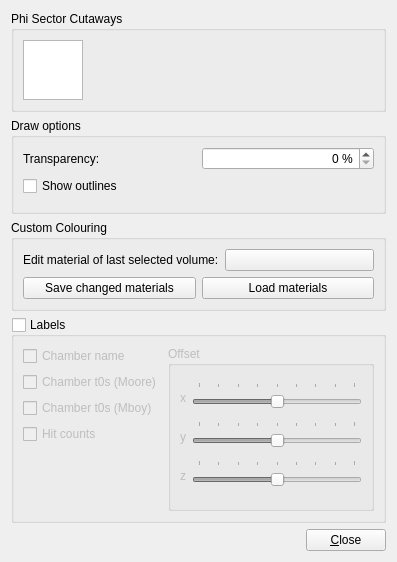
The window that VP1GeometrySystems/src/settings_display_form.ui (efemberg11/GeoModel_rmakhman) describes before a commit, drawn with Qt 5.
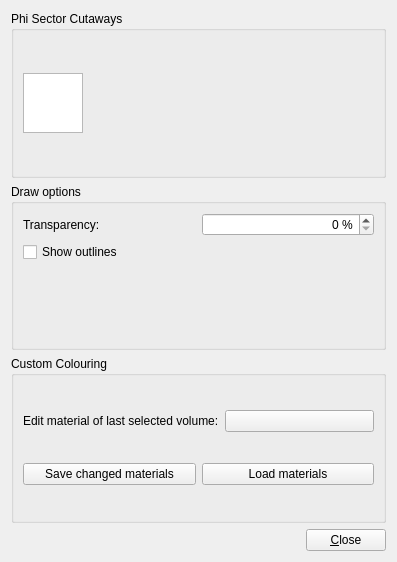
The same window after the commit. Custom widgets are drawn as their Qt base class.

Commit message: Simplification and bugfixes to dialogs

Diff of the .ui file:
```diff
--- a/VP1GeometrySystems/src/settings_display_form.ui
+++ b/VP1GeometrySystems/src/settings_display_form.ui
@@ -151,249 +151,6 @@
      </layout>
     </widget>
    </item>
-   <item>
-    <widget class="QGroupBox" name="groupBox_labels">
-     <property name="enabled">
-      <bool>true</bool>
-     </property>
-     <property name="title">
-      <string>Labels</string>
-     </property>
-     <property name="checkable">
-      <bool>true</bool>
-     </property>
-     <property name="checked">
-      <bool>false</bool>
-     </property>
-     <layout class="QHBoxLayout" name="horizontalLayout_3">
-      <item>
-       <layout class="QVBoxLayout" name="verticalLayout_3">
-        <item>
-         <widget class="QCheckBox" name="checkBox_labels_names">
-          <property name="enabled">
-           <bool>false</bool>
-          </property>
-          <property name="toolTip">
-           <string>Enables the drawing of track labels</string>
-          </property>
-          <property name="text">
-           <string>Chamber name</string>
-          </property>
-         </widget>
-        </item>
-        <item>
-         <widget class="QCheckBox" name="checkBox_labels_mooret0s">
-          <property name="enabled">
-           <bool>false</bool>
-          </property>
-          <property name="text">
-           <string>Chamber t0s (Moore)</string>
-          </property>
-         </widget>
-        </item>
-        <item>
-         <widget class="QCheckBox" name="checkBox_labels_mboyt0s">
-          <property name="enabled">
-           <bool>false</bool>
-          </property>
-          <property name="text">
-           <string>Chamber t0s (Mboy)</string>
-          </property>
-         </widget>
-        </item>
-        <item>
-         <widget class="QCheckBox" name="checkBox_labels_hits">
-          <property name="enabled">
-           <bool>false</bool>
-          </property>
-          <property name="text">
-           <string>Hit counts</string>
-          </property>
-         </widget>
-        </item>
-        <item>
-         <spacer name="verticalSpacer">
-          <property name="orientation">
-           <enum>Qt::Vertical</enum>
-          </property>
-          <property name="sizeHint" stdset="0">
-           <size>
-            <width>20</width>
-            <height>17</height>
-           </size>
-          </property>
-         </spacer>
-        </item>
-       </layout>
-      </item>
-      <item>
-       <widget class="QGroupBox" name="groupBox_2">
-        <property name="sizePolicy">
-         <sizepolicy hsizetype="Minimum" vsizetype="Preferred">
-          <horstretch>0</horstretch>
-          <verstretch>0</verstretch>
-         </sizepolicy>
-        </property>
-        <property name="minimumSize">
-         <size>
-          <width>150</width>
-          <height>0</height>
-         </size>
-        </property>
-        <property name="title">
-         <string>Offset</string>
-        </property>
-        <property name="flat">
-         <bool>false</bool>
-        </property>
-        <layout class="QGridLayout" name="gridLayout_3">
-         <property name="bottomMargin">
-          <number>7</number>
-         </property>
-         <property name="horizontalSpacing">
-          <number>-1</number>
-         </property>
-         <property name="verticalSpacing">
-          <number>0</number>
-         </property>
-         <item row="0" column="0">
-          <widget class="QLabel" name="label_11">
-           <property name="text">
-            <string>x</string>
-           </property>
-          </widget>
-         </item>
-         <item row="1" column="1">
-          <widget class="QSlider" name="horizontalSlider_labels_yOffset">
-           <property name="sizePolicy">
-            <sizepolicy hsizetype="Expanding" vsizetype="Minimum">
-             <horstretch>0</horstretch>
-             <verstretch>0</verstretch>
-            </sizepolicy>
-           </property>
-           <property name="maximumSize">
-            <size>
-             <width>16777215</width>
-             <height>32</height>
-            </size>
-           </property>
-           <property name="minimum">
-            <number>-100</number>
-           </property>
-           <property name="maximum">
-            <number>100</number>
-           </property>
-           <property name="tracking">
-            <bool>true</bool>
-           </property>
-           <property name="orientation">
-            <enum>Qt::Horizontal</enum>
-           </property>
-           <property name="invertedAppearance">
-            <bool>false</bool>
-           </property>
-           <property name="tickPosition">
-            <enum>QSlider::TicksAbove</enum>
-           </property>
-           <property name="tickInterval">
-            <number>25</number>
-           </property>
-          </widget>
-         </item>
-         <item row="2" column="1">
-          <widget class="QSlider" name="horizontalSlider_labels_zOffset">
-           <property name="sizePolicy">
-            <sizepolicy hsizetype="Expanding" vsizetype="Minimum">
-             <horstretch>0</horstretch>
-             <verstretch>0</verstretch>
-            </sizepolicy>
-           </property>
-           <property name="maximumSize">
-            <size>
-             <width>16777215</width>
-             <height>32</height>
-            </size>
-           </property>
-           <property name="minimum">
-            <number>-100</number>
-           </property>
-           <property name="maximum">
-            <number>100</number>
-           </property>
-           <property name="tracking">
-            <bool>true</bool>
-           </property>
-           <property name="orientation">
-            <enum>Qt::Horizontal</enum>
-           </property>
-           <property name="invertedAppearance">
-            <bool>false</bool>
-           </property>
-           <property name="tickPosition">
-            <enum>QSlider::TicksAbove</enum>
-           </property>
-           <property name="tickInterval">
-            <number>25</number>
-           </property>
-          </widget>
-         </item>
-         <item row="2" column="0">
-          <widget class="QLabel" name="label_9">
-           <property name="text">
-            <string>z</string>
-           </property>
-          </widget>
-         </item>
-         <item row="0" column="1">
-          <widget class="QSlider" name="horizontalSlider_labels_xOffset">
-           <property name="sizePolicy">
-            <sizepolicy hsizetype="Expanding" vsizetype="Minimum">
-             <horstretch>0</horstretch>
-             <verstretch>0</verstretch>
-            </sizepolicy>
-           </property>
-           <property name="maximumSize">
-            <size>
-             <width>16777215</width>
-             <height>32</height>
-            </size>
-           </property>
-           <property name="minimum">
-            <number>-100</number>
-           </property>
-           <property name="maximum">
-            <number>100</number>
-           </property>
-           <property name="tracking">
-            <bool>true</bool>
-           </property>
-           <property name="orientation">
-            <enum>Qt::Horizontal</enum>
-           </property>
-           <property name="invertedAppearance">
-            <bool>false</bool>
-           </property>
-           <property name="tickPosition">
-            <enum>QSlider::TicksAbove</enum>
-           </property>
-           <property name="tickInterval">
-            <number>25</number>
-           </property>
-          </widget>
-         </item>
-         <item row="1" column="0">
-          <widget class="QLabel" name="label_3">
-           <property name="text">
-            <string>y</string>
-           </property>
-          </widget>
-         </item>
-        </layout>
-       </widget>
-      </item>
-     </layout>
-    </widget>
-   </item>
    <item>
     <layout class="QHBoxLayout" name="_4">
      <item>
```
Left out of the diff: 19 changed lines with no effect on the pictures. The commit also changes 3 other files.
